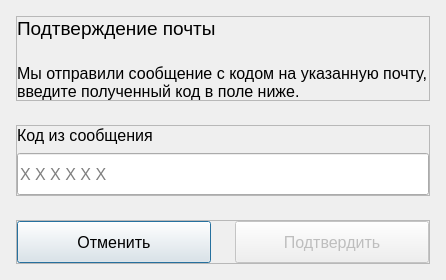
pntech-dev/Documents-Exp-Desktop, file ui/ui/email_confirm.ui: the form before one commit.
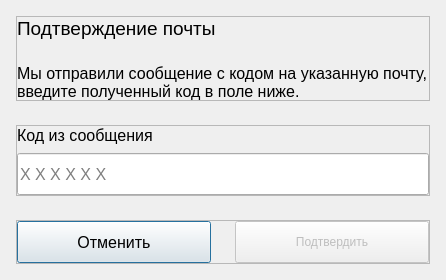
The form after the commit. Custom widgets are drawn as their Qt base class.

Diff of the .ui file:
```diff
--- a/ui/ui/email_confirm.ui
+++ b/ui/ui/email_confirm.ui
@@ -235,11 +235,6 @@
           <height>42</height>
          </size>
         </property>
-        <property name="font">
-         <font>
-          <pointsize>12</pointsize>
-         </font>
-        </property>
         <property name="text">
          <string>Подтвердить</string>
         </property>
```
